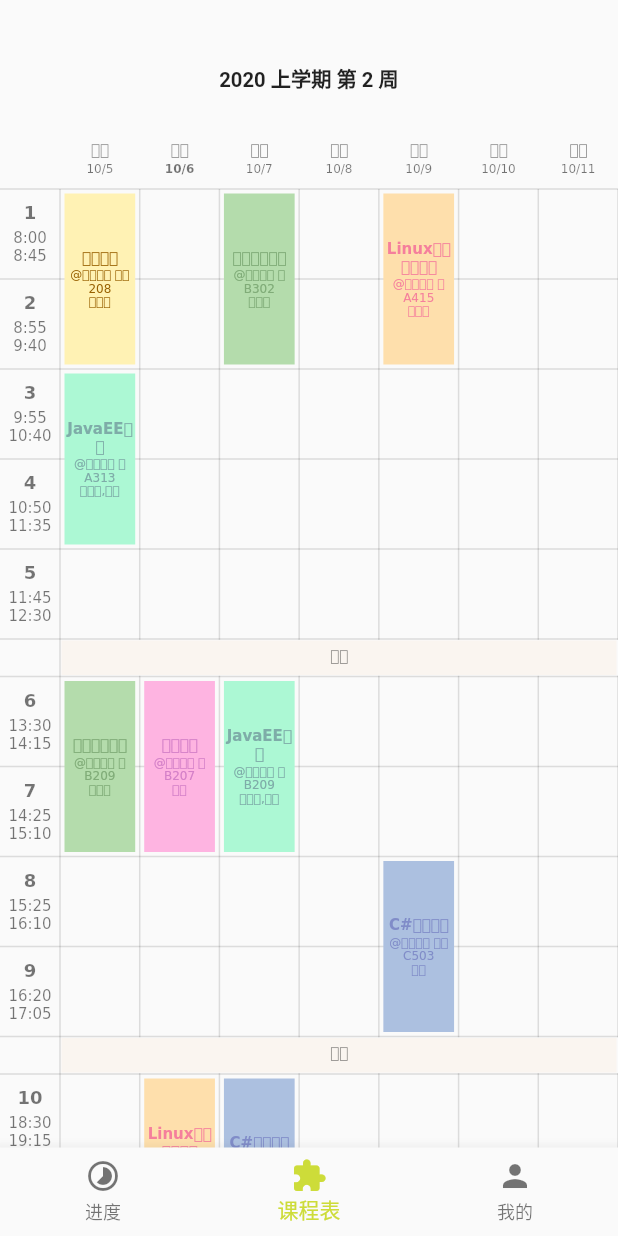
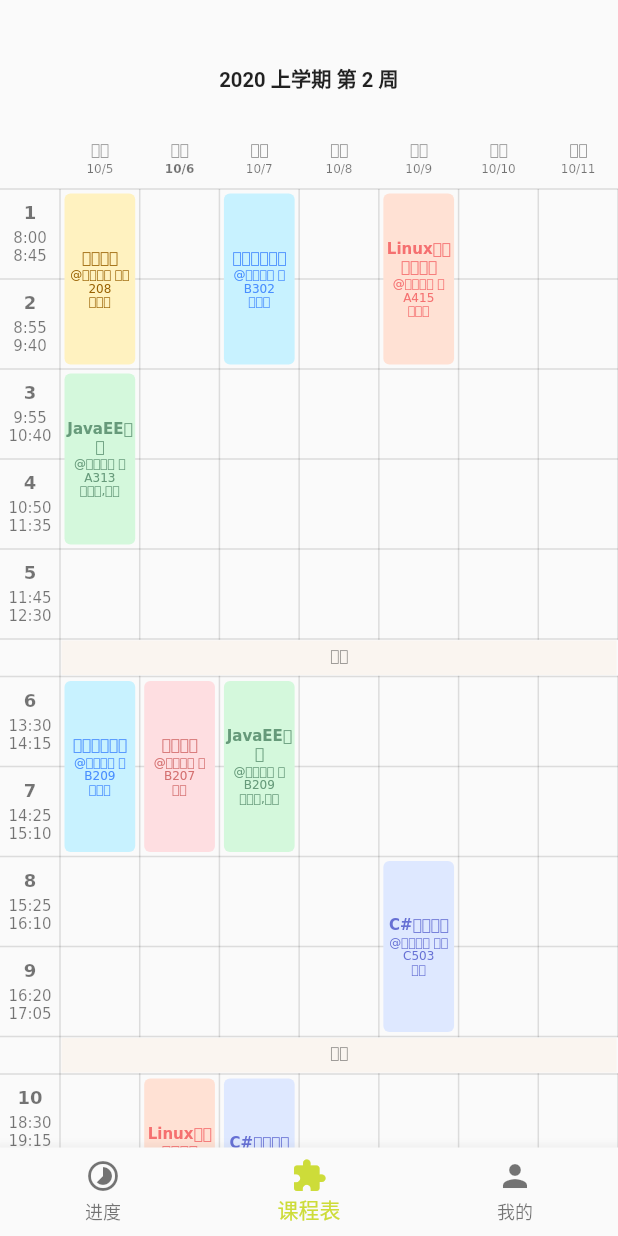
Before and after one commit to h1542462994/flutter-class, a Flutter app: the screen it shows after launch, swiped to page 2, on a phone screen of 412 x 824 dp. Run offline on Flutter 3.47's test engine with Material 2 defaults, Android fonts, the phone set to English and light mode, and no system bars.

Commit message:
时间表：修改调色盘

```diff
--- a/schedule/lib/common/const.dart
+++ b/schedule/lib/common/const.dart
@@ -5,4 +5,9 @@ class Const {
   static final double cornerHeight = 40;
   static final double cellHeight = 60;
   static final double splitHeight = 25;
+  static final double cellRadius = 4;
+  static final double cellMargin = 3;
+  static final double paragraphMarginHorizontal = 4;
+  static final double fontSizeTitle = 10;
+  static final double fontSizeSmallText = 8;
 }
--- a/schedule/lib/notifier/timeTableModel.dart
+++ b/schedule/lib/notifier/timeTableModel.dart
@@ -28,8 +28,13 @@ class TimeTableModel extends BaseChangeNotifier {
   ColorPalette get colorPalette => _colorPalette;
 
   set pageIndex (int value) {
+    int old = _pageIndex;
+    bool notify = value != _pageIndex;
     _pageIndex = value;
-    notifyListeners();
+    if(notify){
+      print("timeTableModel: page index from :$old changed to :$value");
+      notifyListeners();
+    }
   }
 
   Iterable<ClassCell> getShownCellsFromPageIndex(int pageIndex){
--- a/schedule/lib/widgets/painter/classTableBodyCellPainter.dart
+++ b/schedule/lib/widgets/painter/classTableBodyCellPainter.dart
@@ -23,6 +23,7 @@ class ClassTableBodyCellPainter extends CustomPainter {
     //colorPalette = ColorPalette();
     // TODO: FIX, 函数太复杂了，有待提高函数的可阅读性。
     var cells = timeTableModel.getShownCellsFromPageIndex(pageIndex);
+    //print("classTableBodyCellPainter: paint ${cells.length} cell(s)");
     //var cells = this.timeTableModel.term.classTable.getShownCells(timeTableModel.pageIndex);
     for(var cell in cells){
       int row = cell.row;
@@ -44,7 +45,7 @@ class ClassTableBodyCellPainter extends CustomPainter {
     // print(cell);
     // print(range);
     double dx = Const.cornerWidth + (cell.row - 1) * cellWidth;
-    double dy = 50;
+    double dy = 50; // 50 will be replaced
     if(range.end <= timeTable.amCountMax){
       dy = (range.start - 1) * Const.cellHeight;
     } else if(range.end <= timeTable.amCountMax + timeTable.pmCountMax) {
@@ -55,24 +56,27 @@ class ClassTableBodyCellPainter extends CustomPainter {
 
     double height = (range.end - range.start + 1) * Const.cellHeight;
 
-    double squareMargin = 3;
+    double squareMargin = Const.cellMargin;
 
-    canvas.drawRect(
-        ui.Rect.fromLTWH(
+    canvas.drawRRect(
+        ui.RRect.fromRectAndRadius(
+          Rect.fromLTWH(
             dx + squareMargin,
             dy + squareMargin,
             cellWidth - 2 * squareMargin,
             height - 2 * squareMargin),
+        Radius.circular(Const.cellRadius)),
         MyPaints.colorSquarePaint(timeTableModel.colorPalette.generateBackground(cell.title))); // 根据title生成颜色，也就是说，同一个title对应的颜色是一致的。
 
-    double paragraphMarginHorizontal = 4;
+
+    double paragraphMarginHorizontal = Const.paragraphMarginHorizontal;
     double paragraphLeft = dx + paragraphMarginHorizontal;
     double paragraphWidth = cellWidth - 2 * paragraphMarginHorizontal;
 
     Color color = timeTableModel.colorPalette.generateForeground(cell.title);
-    ui.Paragraph paragraphTitle = MyPaints.buildParagraph(cell.title, paragraphWidth, fontSize: 10, bold: true, color: color);
-    ui.Paragraph paragraphDest = MyPaints.buildParagraph("@${cell.dest}", paragraphWidth, fontSize: 8, bold: false, color: color);
-    ui.Paragraph paragraphTeacher = MyPaints.buildParagraph(cell.teacher, paragraphWidth, fontSize: 8, bold: false, color: color);
+    ui.Paragraph paragraphTitle = MyPaints.buildParagraph(cell.title, paragraphWidth, fontSize: Const.fontSizeTitle, bold: true, color: color);
+    ui.Paragraph paragraphDest = MyPaints.buildParagraph("@${cell.dest}", paragraphWidth, fontSize: Const.fontSizeSmallText, bold: false, color: color);
+    ui.Paragraph paragraphTeacher = MyPaints.buildParagraph(cell.teacher, paragraphWidth, fontSize: Const.fontSizeSmallText, bold: false, color: color);
     double space = 1.0;
 
     // TODO: 解决高度溢出单元格的问题（动态调整cellHeight），将在1.1版本中解决 author:@cht
--- a/schedule/lib/widgets/painter/colorPalette.dart
+++ b/schedule/lib/widgets/painter/colorPalette.dart
@@ -4,30 +4,28 @@ class ColorPalette {
   ColorPalette();
   /// 预设置的颜色色板，用于颜色的生成[背景颜色部分]。
   final List<Color> backgroundColors = [
-    Color.fromARGB(255, 255, 242, 180),
-    Color.fromARGB(255, 172, 248, 212),
-    Color.fromARGB(255, 180, 220, 172),
-    Color.fromARGB(255, 254, 180, 225),
-    Color.fromARGB(255, 254, 223, 172),
-    Color.fromARGB(255, 172, 192, 224),
-    Color.fromARGB(255, 232, 187, 187),
-    Color.fromARGB(255, 255, 192, 87),
-    Color.fromARGB(255, 120, 200, 212),
-    Color.fromARGB(255, 225, 212, 98)
+    Color.fromARGB(255, 255, 242, 192),
+    Color.fromARGB(255, 212, 248, 220),
+    Color.fromARGB(255, 200, 242, 255),
+    Color.fromARGB(255, 254, 222, 225),
+    Color.fromARGB(255, 255, 225, 212),
+    Color.fromARGB(255, 222, 232, 255),
+    Color.fromARGB(255, 242, 212, 242),
+    Color.fromARGB(255, 182, 222, 242),
+    Color.fromARGB(255, 192, 222, 182)
   ];
 
   /// 预设置的颜色色板，用于颜色的生成[前景颜色部分]。
   final List<Color> foregroundColors = [
     Color.fromARGB(255, 152, 96, 0),
-    Color.fromARGB(255, 126, 172, 168),
-    Color.fromARGB(255, 128, 172, 120),
-    Color.fromARGB(255, 212, 128, 200),
-    Color.fromARGB(255, 245, 127, 156),
-    Color.fromARGB(255, 128, 140, 200),
-    Color.fromARGB(255, 220, 142, 142),
-    Color.fromARGB(255, 240, 110, 100),
-    Color.fromARGB(255, 88, 157, 192),
-    Color.fromARGB(255, 200, 172, 87)
+    Color.fromARGB(255, 102, 154, 122),
+    Color.fromARGB(255, 72, 142, 255),
+    Color.fromARGB(255, 212, 112, 112),
+    Color.fromARGB(255, 245, 112, 112),
+    Color.fromARGB(255, 102, 112, 212),
+    Color.fromARGB(255, 212, 112, 212),
+    Color.fromARGB(255, 45, 145, 225),
+    Color.fromARGB(255, 87, 112, 87)
   ];
 
   int _index = 0;
@@ -37,11 +35,11 @@ class ColorPalette {
     if(_dic.containsKey(key)){
 
     } else {
-      if(_index > backgroundColors.length) {
+      _dic[key] = _index;
+      ++_index;
+      if(_index >= backgroundColors.length) {
         _index = 0;
       }
-      _dic[key] = _index;
-      ++_index;
     }
 
     return _dic[key];
```
